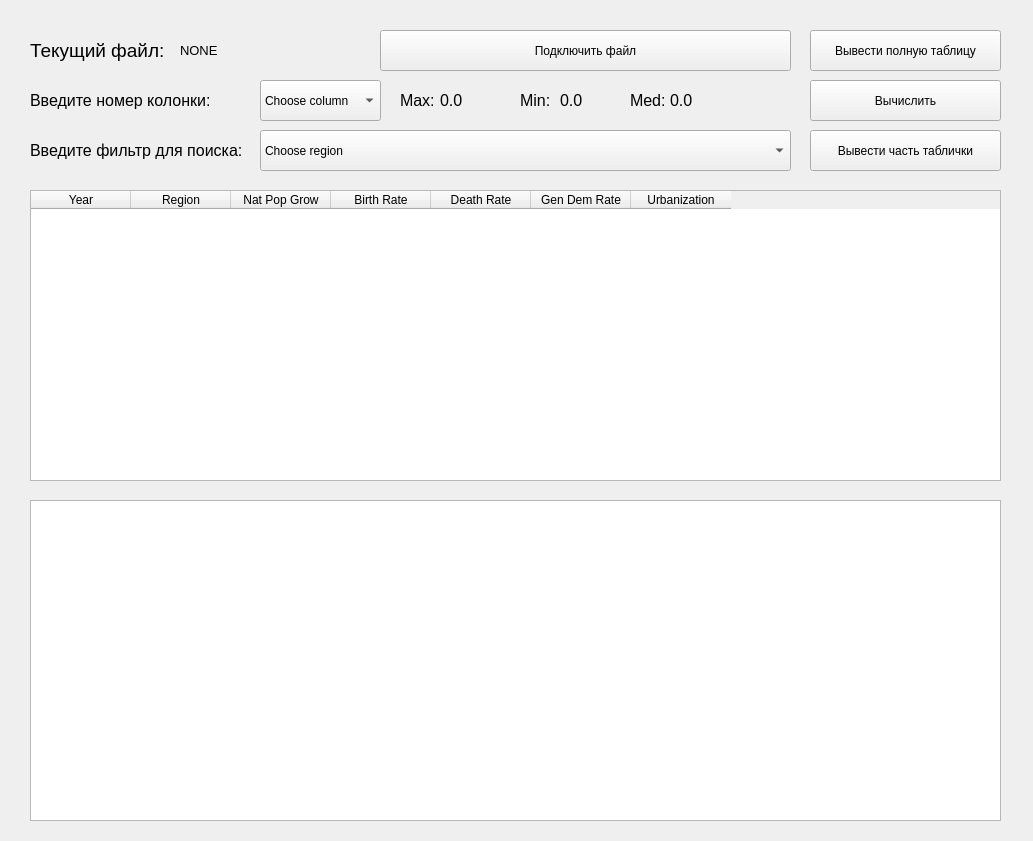
Above: lab3_2Dgraf/mainwindow.ui from EndRiKeR/labQT before the change. Below: the same form after it.
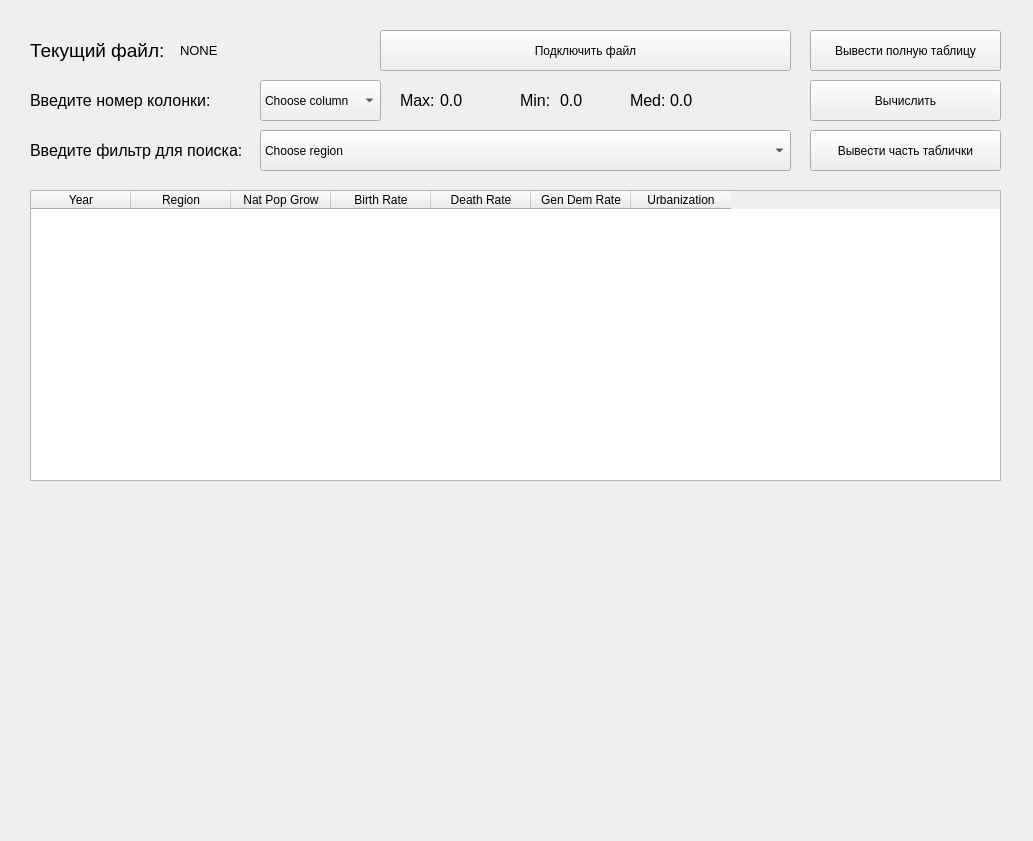
That is the form after the change.

Diff of the .ui file:
```diff
--- a/lab3_2Dgraf/mainwindow.ui
+++ b/lab3_2Dgraf/mainwindow.ui
@@ -359,27 +359,11 @@
      </property>
     </item>
    </widget>
-   <widget class="QGraphicsView" name="graphicsView">
-    <property name="geometry">
-     <rect>
-      <x>30</x>
-      <y>500</y>
-      <width>971</width>
-      <height>321</height>
-     </rect>
-    </property>
-    <property name="verticalScrollBarPolicy">
-     <enum>Qt::ScrollBarAlwaysOff</enum>
-    </property>
-    <property name="horizontalScrollBarPolicy">
-     <enum>Qt::ScrollBarAlwaysOff</enum>
-    </property>
-   </widget>
    <widget class="QLabel" name="lbl_y">
     <property name="geometry">
      <rect>
       <x>80</x>
-      <y>500</y>
+      <y>482</y>
       <width>201</width>
       <height>20</height>
      </rect>
@@ -401,6 +385,19 @@
      <string/>
     </property>
    </widget>
+   <widget class="QLabel" name="lbl_graf">
+    <property name="geometry">
+     <rect>
+      <x>30</x>
+      <y>500</y>
+      <width>971</width>
+      <height>321</height>
+     </rect>
+    </property>
+    <property name="text">
+     <string/>
+    </property>
+   </widget>
   </widget>
  </widget>
  <resources/>
```
